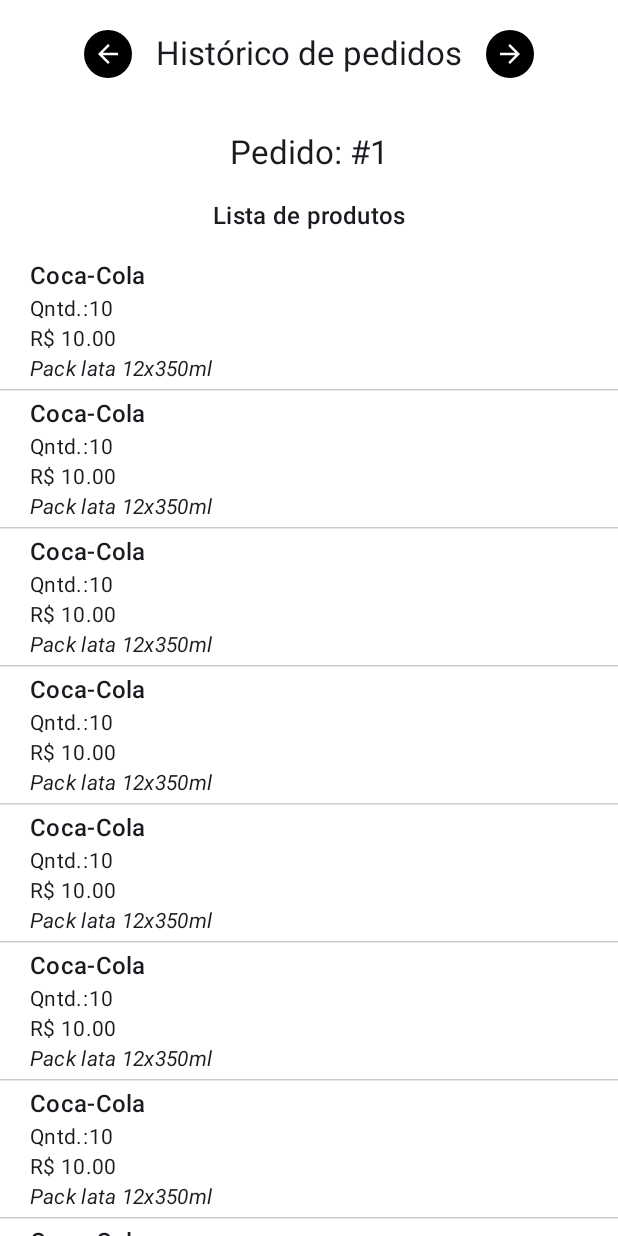
After one commit to RafaelAmr93/CaseFazerPedido, an Android app built with Jetpack Compose: the composable OrderHistoryScreen shown on its own in the app's theme, on a phone screen of 412 x 824 dp. The commit adds this screen. Run offline under Robolectric (Android 15) with nearby library versions, the phone set to English and light mode, and no system bars; 1 statement that could not run was skipped.

Commit message:
more screens implemented

```diff
--- a/app/src/main/java/rafalamaro/casefazerpedido/MainScreen.kt
+++ b/app/src/main/java/rafalamaro/casefazerpedido/MainScreen.kt
@@ -125,7 +125,7 @@ private fun TotalSales() {
     Column(
         verticalArrangement = Arrangement.spacedBy(12.dp)
     ) {
-        val tempNumber = 10
+        val tempNumber = 10f
         Text(
             text = stringResource(R.string.total_sales),
             style = Typography.titleMedium
--- /dev/null
+++ b/app/src/main/java/rafalamaro/casefazerpedido/OrderHistoryScreen.kt
@@ -0,0 +1,111 @@
+package rafalamaro.casefazerpedido
+
+import androidx.compose.foundation.background
+import androidx.compose.foundation.clickable
+import androidx.compose.foundation.layout.Arrangement
+import androidx.compose.foundation.layout.Box
+import androidx.compose.foundation.layout.Column
+import androidx.compose.foundation.layout.Row
+import androidx.compose.foundation.layout.fillMaxSize
+import androidx.compose.foundation.layout.fillMaxWidth
+import androidx.compose.foundation.layout.padding
+import androidx.compose.foundation.layout.size
+import androidx.compose.foundation.shape.CircleShape
+import androidx.compose.material.icons.Icons
+import androidx.compose.material.icons.automirrored.filled.ArrowBack
+import androidx.compose.material.icons.automirrored.filled.ArrowForward
+import androidx.compose.material3.Icon
+import androidx.compose.material3.Text
+import androidx.compose.runtime.Composable
+import androidx.compose.ui.Alignment
+import androidx.compose.ui.Modifier
+import androidx.compose.ui.draw.clip
+import androidx.compose.ui.graphics.Color
+import androidx.compose.ui.res.stringResource
+import androidx.compose.ui.text.style.TextAlign
+import androidx.compose.ui.tooling.preview.Preview
+import androidx.compose.ui.unit.dp
+import rafalamaro.casefazerpedido.ui.theme.Typography
+
+@Composable
+fun OrderHistoryScreen() {
+    Column(
+        modifier = Modifier
+            .fillMaxSize()
+            .background(Color.White),
+        verticalArrangement = Arrangement.spacedBy(16.dp),
+        horizontalAlignment = Alignment.CenterHorizontally
+    ) {
+        Row(
+            modifier = Modifier
+                .fillMaxWidth()
+                .padding(vertical = 20.dp),
+            horizontalArrangement = Arrangement
+                .spacedBy(space = 16.dp, alignment = Alignment.CenterHorizontally),
+            verticalAlignment = Alignment.CenterVertically
+        ) {
+            PreviousOrderButton(true)
+            OrderHistoryTitle()
+            PreviousOrderButton()
+        }
+        CurrentOrderNumber(1)
+        ProductListTitle()
+        // temp mock
+        ProductList(productList)
+    }
+}
+
+@Composable
+fun CurrentOrderNumber(orderNumber: Int) {
+    Text(
+        text = stringResource(R.string.current_order_number, orderNumber),
+        style = Typography.titleLarge
+    )
+}
+
+@Composable
+private fun ProductListTitle() {
+    Text(
+        stringResource(R.string.product_list_title),
+        style = Typography.titleMedium,
+        textAlign = TextAlign.Center
+    )
+}
+
+@Composable
+fun OrderHistoryTitle() {
+    Text(
+        stringResource(R.string.order_history_title),
+        style = Typography.titleLarge
+    )
+}
+
+@Composable
+private fun PreviousOrderButton(isBackButton: Boolean = false) {
+    Box(modifier = Modifier.background(Color.Transparent)) {
+        Box(
+            modifier = Modifier
+                .clip(CircleShape)
+                .background(Color.Black)
+                .clickable {  }
+                .padding(6.dp)
+        ) {
+            Icon(
+                imageVector = if (isBackButton) {
+                    Icons.AutoMirrored.Default.ArrowBack
+                } else {
+                    Icons.AutoMirrored.Default.ArrowForward
+                },
+                contentDescription = "Go to top button",
+                tint = Color.White,
+                modifier = Modifier.size(20.dp)
+            )
+        }
+    }
+}
+
+@Composable
+@Preview
+private fun OrderHistoryScreenPreview() {
+    OrderHistoryScreen()
+}
--- a/app/src/main/java/rafalamaro/casefazerpedido/ProductComponent.kt
+++ b/app/src/main/java/rafalamaro/casefazerpedido/ProductComponent.kt
@@ -4,6 +4,7 @@ import androidx.compose.foundation.background
 import androidx.compose.foundation.layout.Column
 import androidx.compose.foundation.layout.Row
 import androidx.compose.foundation.layout.fillMaxWidth
+import androidx.compose.foundation.layout.padding
 import androidx.compose.material3.Text
 import androidx.compose.runtime.Composable
 import androidx.compose.ui.Modifier
@@ -11,6 +12,7 @@ import androidx.compose.ui.graphics.Color
 import androidx.compose.ui.res.stringResource
 import androidx.compose.ui.text.font.FontStyle
 import androidx.compose.ui.tooling.preview.Preview
+import androidx.compose.ui.unit.dp
 import rafalamaro.casefazerpedido.ui.theme.Typography
 
 @Composable
@@ -19,6 +21,7 @@ fun ProductComponent(productModel: ProductModel) {
         modifier = Modifier
             .fillMaxWidth()
             .background(Color.White)
+            .padding(start = 20.dp)
     ) {
         ProductName(productModel.name)
         ProductQuantity(productModel.quantity)
--- /dev/null
+++ b/app/src/main/java/rafalamaro/casefazerpedido/ProductList.kt
@@ -0,0 +1,82 @@
+package rafalamaro.casefazerpedido
+
+import androidx.compose.animation.AnimatedVisibility
+import androidx.compose.animation.fadeIn
+import androidx.compose.animation.fadeOut
+import androidx.compose.foundation.background
+import androidx.compose.foundation.layout.Box
+import androidx.compose.foundation.layout.fillMaxSize
+import androidx.compose.foundation.layout.padding
+import androidx.compose.foundation.lazy.LazyColumn
+import androidx.compose.foundation.lazy.itemsIndexed
+import androidx.compose.foundation.lazy.rememberLazyListState
+import androidx.compose.material3.HorizontalDivider
+import androidx.compose.runtime.Composable
+import androidx.compose.runtime.derivedStateOf
+import androidx.compose.runtime.getValue
+import androidx.compose.runtime.remember
+import androidx.compose.runtime.rememberCoroutineScope
+import androidx.compose.ui.Alignment
+import androidx.compose.ui.Modifier
+import androidx.compose.ui.graphics.Color
+import androidx.compose.ui.tooling.preview.Preview
+import androidx.compose.ui.unit.dp
+import kotlinx.coroutines.launch
+
+@Composable
+internal fun ProductList(productList: List<ProductModel>) {
+    val listListState = rememberLazyListState()
+    val showGotoTop by remember { derivedStateOf { listListState.firstVisibleItemIndex > 0 } }
+    val scope = rememberCoroutineScope()
+
+    Box(contentAlignment = Alignment.BottomCenter) {
+        LazyColumn(
+            state = listListState,
+            modifier = Modifier
+                .fillMaxSize()
+                .background(Color.White)
+        ) {
+            itemsIndexed(productList) { index, product ->
+                ProductComponent(product)
+                if (index < productList.lastIndex) ListDivider()
+            }
+            item {
+                HorizontalDivider(color = Color.White,thickness = 10.dp)
+            }
+        }
+
+        AnimatedVisibility(visible = showGotoTop, enter = fadeIn(), exit = fadeOut()) {
+            BackToTopButton {
+                scope.launch {
+                    listListState.scrollToItem(0)
+                }
+            }
+        }
+    }
+}
+
+@Composable
+private fun ListDivider() {
+    HorizontalDivider(
+        thickness = 1.dp,
+        color = Color.LightGray,
+        modifier = Modifier
+            .background(Color.White)
+            .padding(vertical = 3.dp)
+    )
+}
+
+@Composable
+@Preview
+private fun ProductListPreview() {
+    ProductList(productList)
+}
+
+internal val productList = List(size = 15) {
+    ProductModel(
+        name = "Coca-Cola",
+        quantity = 10,
+        value = 10.0,
+        description = "Pack lata 12x350ml"
+    )
+}
--- a/app/src/main/res/values/strings.xml
+++ b/app/src/main/res/values/strings.xml
@@ -15,4 +15,7 @@
     <string name="product_description">Descrição</string>
     <string name="place_product_button_label">Incluir produto</string>
     <string name="product_quantity_ab">Qntd.:</string>
+    <string name="product_list_title">Lista de produtos</string>
+    <string name="order_history_title">Histórico de pedidos</string>
+    <string name="current_order_number">Pedido: #%d</string>
 </resources>
```
Also changed, not shown: app/src/main/java/rafalamaro/casefazerpedido/GoToTopComponent.kt (added, +51 -0 lines).
